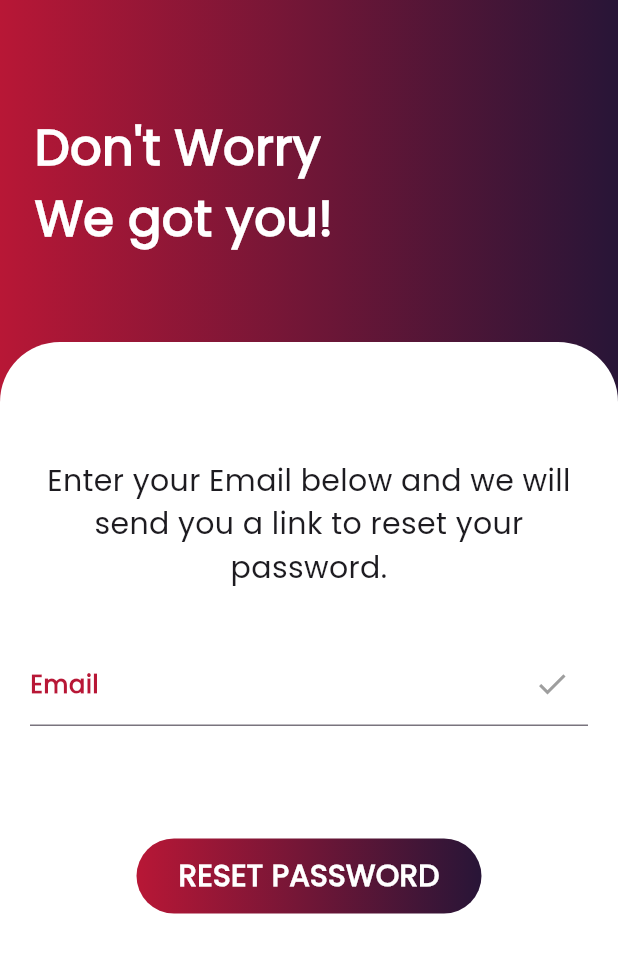
After one commit to 0000AYUSH0000/My-Bazaar, a Flutter app: the ForgotPassword screen opened directly, on a phone screen of 412 x 824 dp. The commit adds this screen. Shown: the top 953 px of the screen. Run offline on Flutter 3.47's test engine with Material 3 defaults, Android fonts, the phone set to English and light mode, and no system bars; our stand-ins replace firebase_auth, firebase_core, flutter_slidable; accounts and stored records are empty.

Commit message:
made the forgot password screen

```diff
--- a/lib/models/my_product.dart
+++ b/lib/models/my_product.dart
@@ -1199,7 +1199,7 @@ class MyProducts{
     ),
     Product(
       id: 123,
-      name: 'Tommy Jeans Men\'s TJM Essential Flag T-Shirt',
+      name: 'Tommy Jeans Men\'s T-Shirt',
       category: 'T-Shirt',
       image: 'assets/tshirts/3.png',
       description:
@@ -2369,7 +2369,7 @@ class MyProducts{
     ),
     Product(
       id: 116,
-      name: 'Lacoste Men\'s Crew Neck Pima Cotton Jersey T-Shirt',
+      name: 'Lacoste Men\'s Cotton Jersey T-Shirt',
       category: 'T-Shirt',
       image: 'assets/tshirts/1.png',
       description:
@@ -2439,7 +2439,7 @@ class MyProducts{
     ),
     Product(
       id: 123,
-      name: 'Tommy Jeans Men\'s TJM Essential Flag T-Shirt',
+      name: 'Tommy Jeans Men\'s T-Shirt',
       category: 'T-Shirt',
       image: 'assets/tshirts/3.png',
       description:
--- /dev/null
+++ b/lib/screens/forgot_password.dart
@@ -0,0 +1,158 @@
+import 'package:firebase_auth/firebase_auth.dart';
+import 'package:flutter/material.dart';
+
+class ForgotPassword extends StatefulWidget {
+  const ForgotPassword({super.key});
+
+  @override
+  State<ForgotPassword> createState() => _ForgotPasswordState();
+}
+
+class _ForgotPasswordState extends State<ForgotPassword> {
+  void _showErrorDialog(String title, String message) {
+    showDialog(
+        context: context,
+        builder: (BuildContext context) {
+          return AlertDialog(
+            title: Text(title),
+            content: Text(message),
+            actions: <Widget>[
+              TextButton(
+                child: Text('OK'),
+                onPressed: () {
+                  Navigator.of(context).pop();
+                },
+              ),
+            ],
+          );
+        }
+    );
+  }
+
+  final _emailController=TextEditingController();
+  Future forgotPassword()async{
+
+    try{
+      await FirebaseAuth.instance.sendPasswordResetEmail(email: _emailController.text.trim());
+      _showErrorDialog('YAYY', 'Password Reset link sent on the given Email.');
+    } on FirebaseAuthException catch(e){
+      _showErrorDialog('Error', e.message.toString());
+    }
+
+
+  }
+
+  @override
+
+  void dispose(){
+    _emailController.dispose();
+    super.dispose();
+  }
+  Widget build(BuildContext context) {
+
+
+
+    return Scaffold(
+      body: Stack(children: [
+        Container(
+          height: double.infinity,
+          width: double.infinity,
+          decoration: const BoxDecoration(
+            gradient: LinearGradient(
+              colors: [
+                Color(0xffB81736),
+                Color(0xff281537),
+              ],
+            ),
+          ),
+          child: const Padding(
+            padding: EdgeInsets.only(top: 75, left: 23),
+            child: Text(
+              "Don't Worry\nWe got you!",
+              style: TextStyle(
+                  fontSize: 33,
+                  color: Colors.white,
+                  fontWeight: FontWeight.bold),
+            ),
+          ),
+        ),
+        Padding(
+          padding: const EdgeInsets.only(top: 228.0),
+          child: Container(
+            padding: const EdgeInsets.only(top: 18.0),
+            height: double.infinity,
+            width: double.infinity,
+            decoration: const BoxDecoration(
+              color: Colors.white,
+              borderRadius: BorderRadius.only(
+                  topLeft: Radius.circular(40), topRight: Radius.circular(40)),
+            ),
+            child: SingleChildScrollView(
+              child: Padding(
+                padding: const EdgeInsets.only(left: 20, right: 20, top: 60),
+                child: Column(
+                  mainAxisAlignment: MainAxisAlignment.center,
+
+                  children: [
+                    Text(textAlign: TextAlign.center,'Enter your Email below and we will send you a link to reset your password.',style: TextStyle(fontSize: 20,fontWeight: FontWeight.w400),),
+                    SizedBox(
+                      height: 35,
+                    ),
+                    TextField(
+                      controller: _emailController,
+                      decoration: InputDecoration(
+                        suffixIcon: Icon(
+                          Icons.check,
+                          color: Colors.grey,
+                        ),
+                        label: Text(
+                          'Email',
+                          style: TextStyle(
+                              fontWeight: FontWeight.bold,
+                              color: Color(0xffB81736)),
+                        ),
+                      ),
+                    ),
+                    const SizedBox(
+                      height: 75,
+                    ),
+
+
+                    GestureDetector(
+                      onTap: forgotPassword,
+                      child: Container(
+                        height: 50,
+                        width: 230,
+                        decoration: BoxDecoration(
+                            gradient: const LinearGradient(
+                              colors: [
+                                Color(0xffB81736),
+                                Color(0xff281537),
+                              ],
+                            ),
+                            borderRadius: BorderRadius.circular(40)),
+                        child: const Center(
+                          child: Text(
+                            "RESET PASSWORD",
+                            style: TextStyle(
+                                fontWeight: FontWeight.bold,
+                                color: Colors.white,
+                                fontSize: 20),
+                          ),
+                        ),
+                      ),
+                    ),
+                    const SizedBox(
+                      height: 140,
+                    ),
+
+                  ],
+                ),
+              ),
+            ),
+          ),
+        ),
+      ]),
+    );
+  }
+}
--- a/lib/widgets/product_card.dart
+++ b/lib/widgets/product_card.dart
@@ -38,11 +38,11 @@ class _ProductCardState extends State<ProductCard> {
             ],
           ),
           SizedBox(
-            height: 70,
-            width: 70,
+            height: 55,
+            width: 55,
             child: Image.asset(widget.product.image,fit: BoxFit.cover,),
           ),
-          Text(widget.product.name,textAlign: TextAlign.center,style: TextStyle(color: Colors.black87,fontWeight: FontWeight.bold,fontSize: 14,),),
+          Text(widget.product.name,textAlign: TextAlign.center,style: TextStyle(color: Colors.black87,fontWeight: FontWeight.bold,fontSize: 13,),),
           Text(widget.product.category,style: TextStyle(color: Color(0xffB81736),fontSize: 13),),
           Text("₹ ${widget.product.price}",style: TextStyle(color: Colors.black87,fontWeight: FontWeight.bold,fontSize: 16)),
 
```
Also changed, not shown: lib/screens/login_screen.dart (+7 -1 lines).
